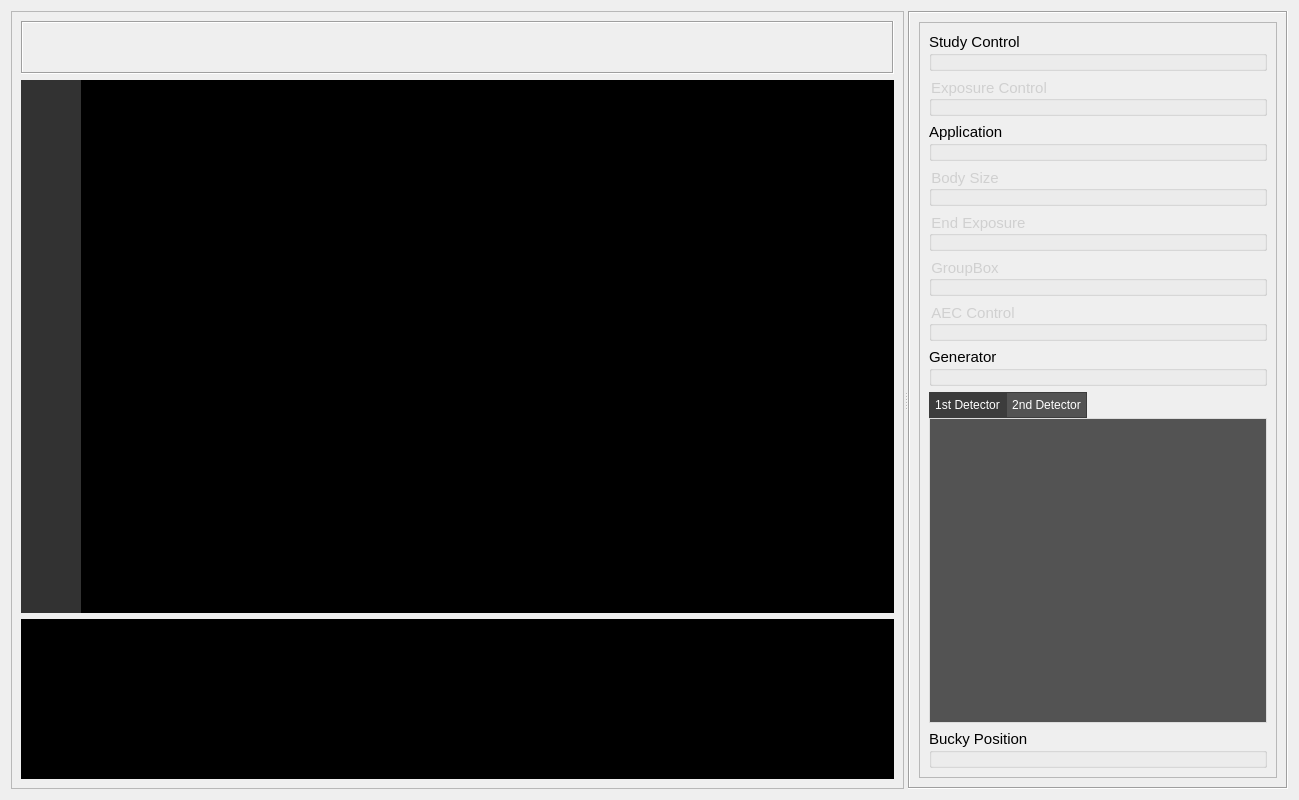
Above: View/Page/ExamPage.ui from altay-brusan/etrek before the change. Below: the same form after it.
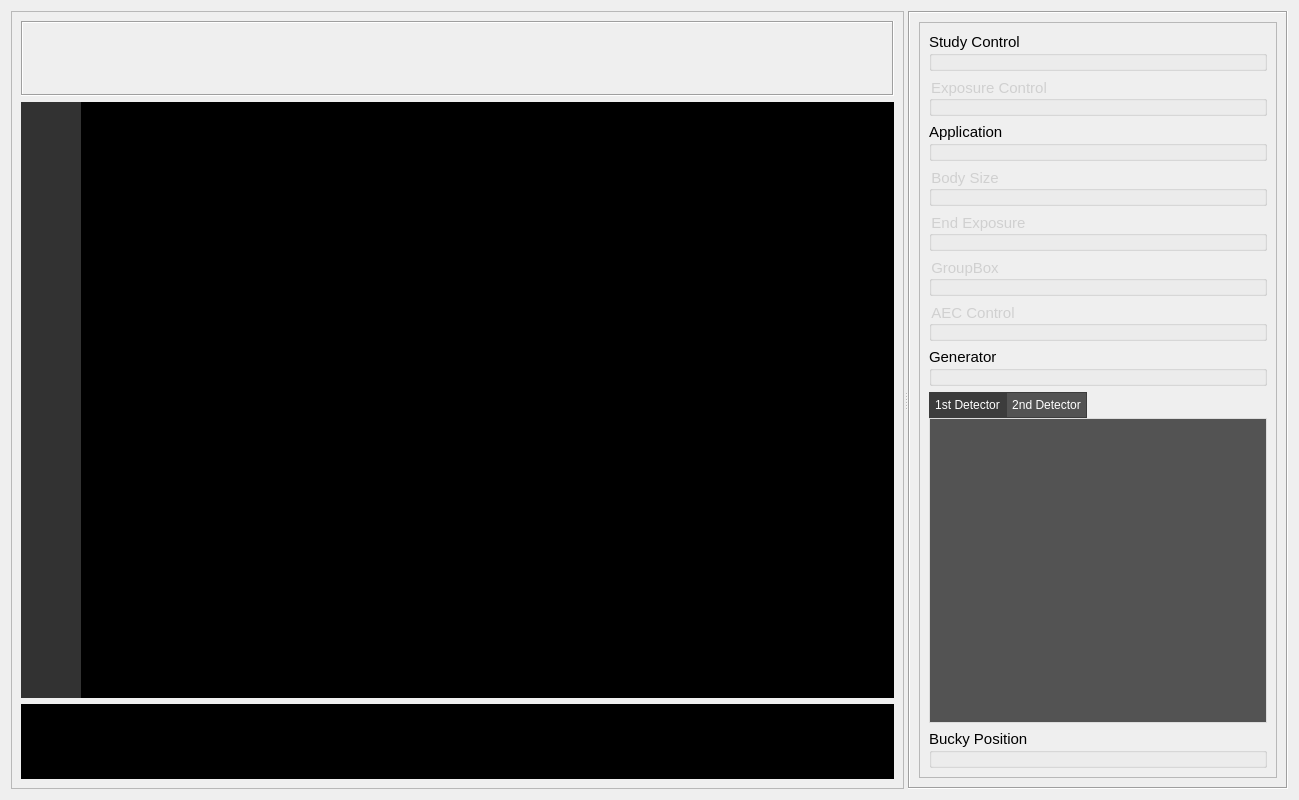
That is the form after the change. Custom widgets are drawn as their Qt base class.

Commit message: Refactor UI code to use scoped enums and improve layouts

```diff
--- a/View/Page/ExamPage.ui
+++ b/View/Page/ExamPage.ui
@@ -59,7 +59,7 @@
       <property name="frameShadow">
        <enum>QFrame::Raised</enum>
       </property>
-      <layout class="QVBoxLayout" name="verticalLayout_4">
+      <layout class="QVBoxLayout" name="verticalLayout_4" stretch="1,8,1">
        <item>
         <widget class="QFrame" name="titlePlaceholder">
          <property name="sizePolicy">
@@ -87,7 +87,7 @@
          <property name="frameShape">
           <enum>QFrame::NoFrame</enum>
          </property>
-         <layout class="QHBoxLayout" name="imageAreaLayout">
+         <layout class="QHBoxLayout" name="imageAreaLayout" stretch="0,0">
           <property name="spacing">
            <number>0</number>
           </property>
```
Left out of the diff: 28 changed lines with no effect on the pictures.
